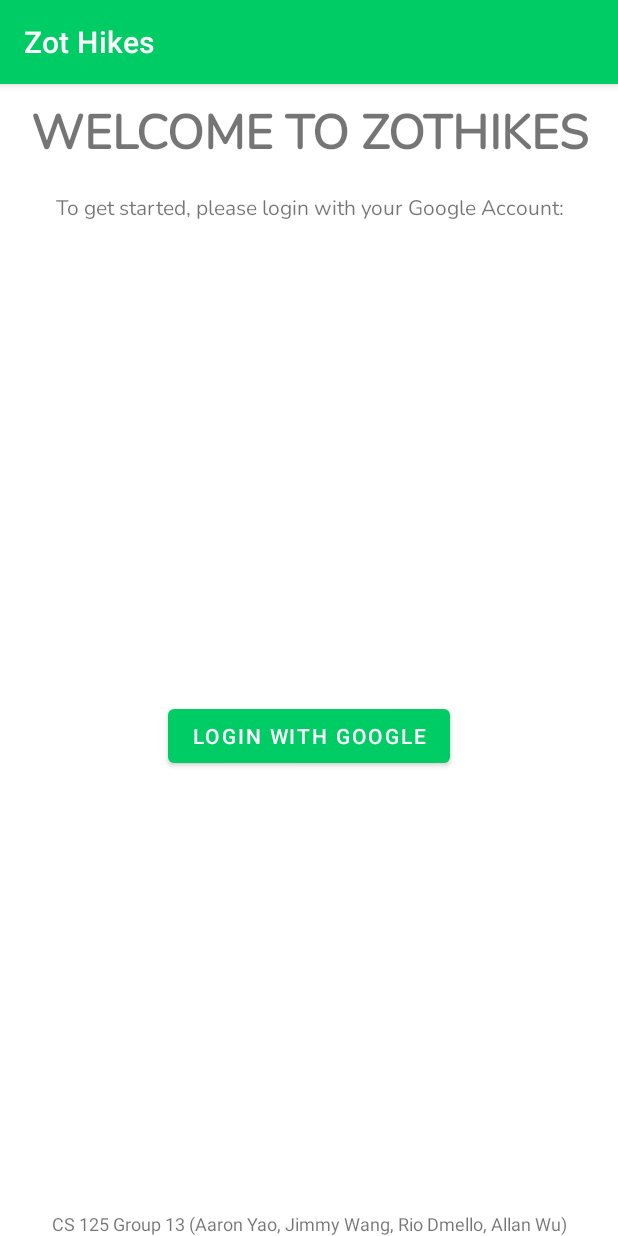
After one commit to allanwu12321/zothikes, an Android app: the UserLogin screen opened directly, with no data from a screen before it, on a phone screen of 412 x 824 dp. The commit adds this screen. Run offline under Robolectric (Android 15) with nearby library versions, the phone set to English and light mode, and no system bars.

Commit message:
added login using Google

```diff
--- a/app/build.gradle
+++ b/app/build.gradle
@@ -5,6 +5,7 @@ plugins {
 
 apply plugin: 'kotlin-kapt'
 apply plugin: 'realm-android'
+apply plugin: 'com.android.application'
 
 android {
     compileSdkVersion 30
@@ -46,7 +47,7 @@ dependencies {
     androidTestImplementation 'androidx.test.ext:junit:1.1.1'
     androidTestImplementation 'androidx.test.espresso:espresso-core:3.2.0'
     //classpath "io.realm:realm-gradle-plugin:6.0.1"
-
+    implementation 'com.google.android.gms:play-services-auth:19.0.0'
     implementation "org.jetbrains.kotlin:kotlin-stdlib:$kotlin_version"
     implementation 'androidx.core:core-ktx:1.3.2'
     implementation 'androidx.appcompat:appcompat:1.2.0'
--- a/app/src/main/java/com/example/zothikes/DisplayUserInfo.kt
+++ b/app/src/main/java/com/example/zothikes/DisplayUserInfo.kt
@@ -19,7 +19,7 @@ class DisplayUserInfo : AppCompatActivity() {
 
         //confirm button code
         findViewById<Button>(R.id.confirm_button).setOnClickListener{
-            Toast.makeText(this, "Information confirmed.", Toast.LENGTH_SHORT).show()
+            Toast.makeText(this, "Information updated.", Toast.LENGTH_SHORT).show()
             val intent = Intent(this, MainMenu::class.java).apply{
                 // Temporary way to pass User information
                 putExtra("name", intent.getStringExtra("name"))
--- a/app/src/main/java/com/example/zothikes/MainActivity.kt
+++ b/app/src/main/java/com/example/zothikes/MainActivity.kt
@@ -5,7 +5,6 @@ import android.os.Bundle
 import android.view.View
 import android.widget.Button
 import android.widget.EditText
-import android.widget.Toast
 import androidx.appcompat.app.AppCompatActivity
 
 /**
@@ -41,7 +40,6 @@ class MainActivity : AppCompatActivity() {
         user_data += findViewById<EditText>(R.id.goal_input).text.toString()
         user_data += findViewById<EditText>(R.id.wake_input).text.toString()
         user_data += findViewById<EditText>(R.id.sleep_input).text.toString()
-        Toast.makeText(this, "Information updated.", Toast.LENGTH_SHORT).show()
 
         //pass data to next activity screen
         val intent = Intent(this, DisplayUserInfo::class.java).apply{
--- /dev/null
+++ b/app/src/main/res/layout/activity_user_login.xml
@@ -0,0 +1,55 @@
+<?xml version="1.0" encoding="utf-8"?>
+<androidx.constraintlayout.widget.ConstraintLayout xmlns:android="http://schemas.android.com/apk/res/android"
+    xmlns:app="http://schemas.android.com/apk/res-auto"
+    xmlns:tools="http://schemas.android.com/tools"
+    android:layout_width="match_parent"
+    android:layout_height="match_parent"
+    tools:context=".UserLogin">
+
+    <Button
+        android:id="@+id/login_button"
+        android:layout_width="wrap_content"
+        android:layout_height="wrap_content"
+        android:text="@string/login_with_google"
+        app:layout_constraintBottom_toBottomOf="parent"
+        app:layout_constraintEnd_toEndOf="parent"
+        app:layout_constraintStart_toStartOf="parent"
+        app:layout_constraintTop_toBottomOf="@+id/login_instruction" />
+
+    <TextView
+        android:id="@+id/welcome_msg"
+        style="@style/input_prompts"
+        android:layout_width="wrap_content"
+        android:layout_height="wrap_content"
+        android:text="@string/welcome_to_zothikes"
+        android:textAlignment="center"
+        android:textAllCaps="true"
+        android:textSize="32sp"
+        android:textStyle="bold"
+        app:layout_constraintEnd_toEndOf="parent"
+        app:layout_constraintHorizontal_bias="0.489"
+        app:layout_constraintStart_toStartOf="parent"
+        app:layout_constraintTop_toTopOf="parent" />
+
+    <TextView
+        android:id="@+id/login_instruction"
+        style="@style/input_prompts"
+        android:layout_width="wrap_content"
+        android:layout_height="wrap_content"
+        android:layout_marginTop="200dp"
+        android:text="@string/to_get_started_please_login_with_your_google_account"
+        android:textAlignment="center"
+        app:layout_constraintEnd_toEndOf="parent"
+        app:layout_constraintStart_toStartOf="parent"
+        app:layout_constraintTop_toBottomOf="@+id/welcome_msg" />
+
+    <TextView
+        android:id="@+id/group_info"
+        android:layout_width="wrap_content"
+        android:layout_height="wrap_content"
+        android:text="@string/cs_125_group_13_aaron_yao_jimmy_wang_rio_dmello_allan_wu"
+        android:textSize="12sp"
+        app:layout_constraintBottom_toBottomOf="parent"
+        app:layout_constraintEnd_toEndOf="parent"
+        app:layout_constraintStart_toStartOf="parent" />
+</androidx.constraintlayout.widget.ConstraintLayout>
--- a/app/src/main/res/values/strings.xml
+++ b/app/src/main/res/values/strings.xml
@@ -31,4 +31,8 @@
     <string name="activity_log">Activity Log</string>
     <string name="add_activity">Add Activity</string>
     <string name="activity">Activity</string>
+    <string name="log_out">Log Out</string>
+    <string name="login_with_google">Login with Google</string>
+    <string name="welcome_to_zothikes">Welcome to ZotHikes</string>
+    <string name="to_get_started_please_login_with_your_google_account">To get started, please login with your Google Account:</string>
 </resources>
```
Also changed, not shown: app/src/main/AndroidManifest.xml (+5 -4 lines), app/src/main/java/com/example/zothikes/MainMenu.kt (+11 -0 lines), app/src/main/java/com/example/zothikes/UserLogin.kt (added, +110 -0 lines), app/src/main/res/layout/activity_main_menu.xml (+5 -11 lines).
